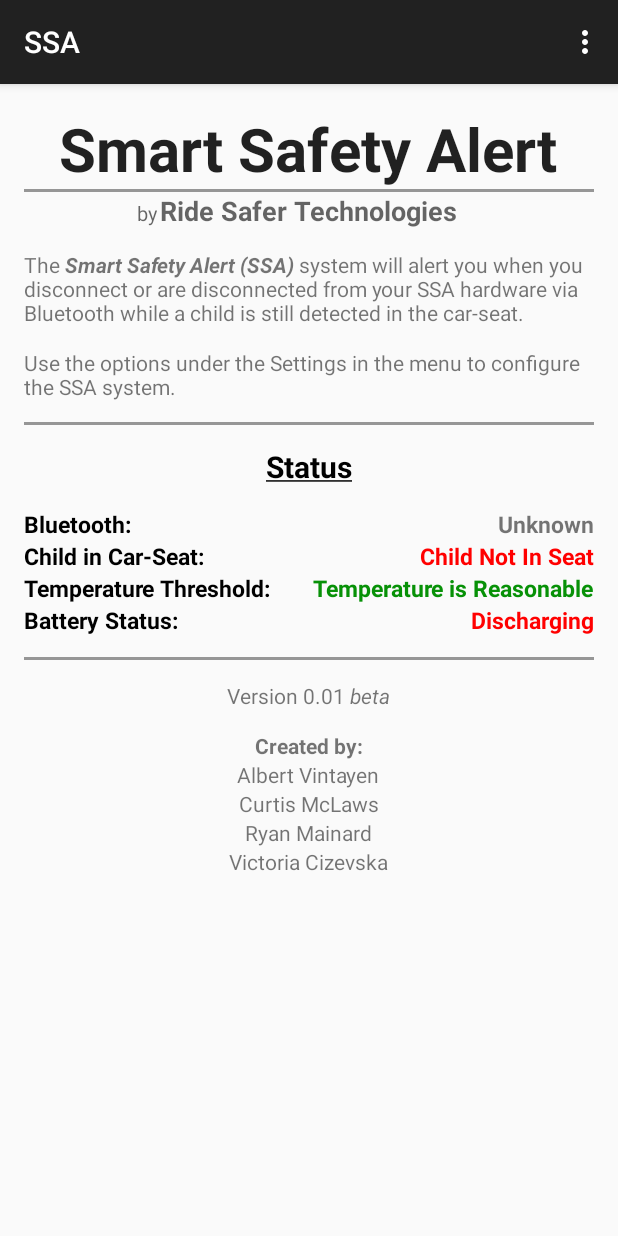
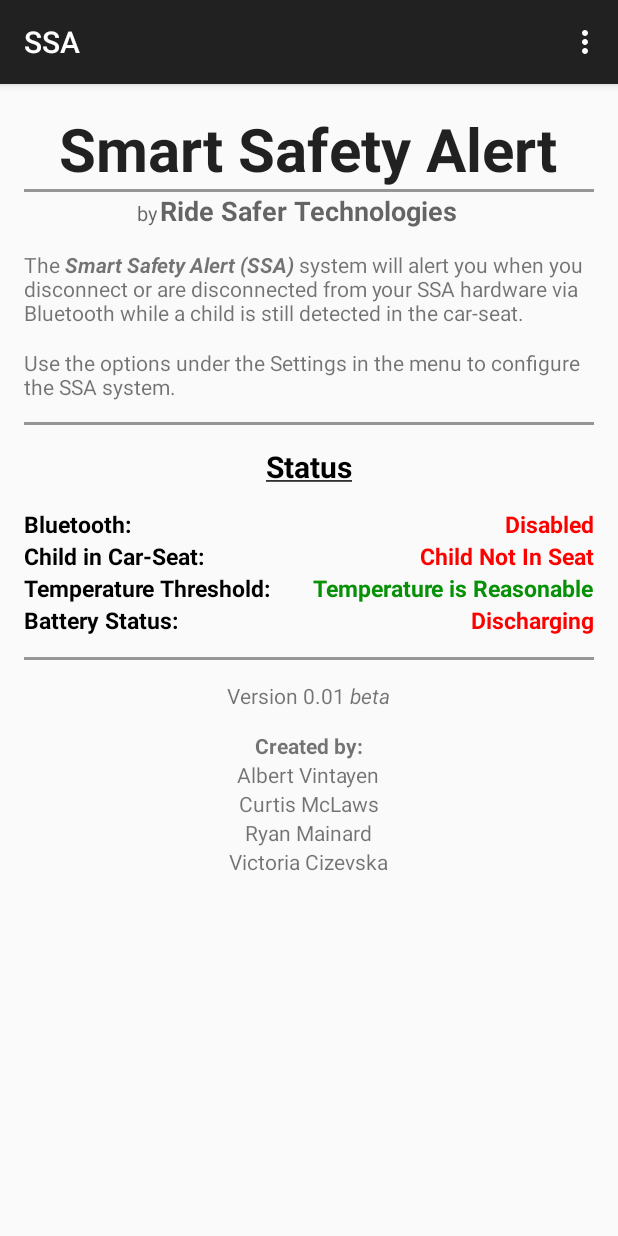
Before and after one commit to RideSafer-Technologies/SSA, an Android app: the screen it shows after launch (About_Main_Activity), on a phone screen of 412 x 824 dp. Run offline under Robolectric (Android 15) with nearby library versions, the phone set to English and light mode, and no system bars.

Commit message:
Stable Build with Bluetooth Detected

```diff
--- a/app/src/main/AndroidManifest.xml
+++ b/app/src/main/AndroidManifest.xml
@@ -4,6 +4,7 @@
 
     <uses-permission android:name="android.permission.VIBRATE" />
     <uses-permission android:name="android.permission.BLUETOOTH" />
+    <uses-permission android:name="android.permission.BLUETOOTH_ADMIN" />
 
     <application
         android:allowBackup="true"
--- a/app/src/main/java/com/ridesafertechnologies/ssa/About_Main_Activity.java
+++ b/app/src/main/java/com/ridesafertechnologies/ssa/About_Main_Activity.java
@@ -1,5 +1,6 @@
 package com.ridesafertechnologies.ssa;
 
+import android.bluetooth.BluetoothAdapter;
 import android.content.Intent;
 import android.graphics.Color;
 import android.os.Bundle;
@@ -86,8 +87,19 @@
             TextView temperatureTextView = (TextView) rootView.findViewById(R.id.is_temperature_threshold);
             TextView batteryTextView = (TextView) rootView.findViewById(R.id.is_battery_status);
 
+            BluetoothAdapter mBluetoothAdapter = BluetoothAdapter.getDefaultAdapter();
+
             //Set Text of 'bluetoothTextView' with attributes
-            bluetoothTextView.setText("Unknown");
+            if(mBluetoothAdapter == null) {
+                bluetoothTextView.setText("Your App Won't Work");
+                bluetoothTextView.setTextColor(Color.RED);
+            } else if (mBluetoothAdapter.isEnabled()) {
+                bluetoothTextView.setText("Enabled");
+                bluetoothTextView.setTextColor(Color.rgb(DK_GREEN_VAL_RED,DK_GREEN_VAL_GREEN,DK_GREEN_VAL_BLUE));
+            } else {
+                bluetoothTextView.setText("Disabled");
+                bluetoothTextView.setTextColor(Color.RED);
+            }
 
             //Set Text of 'childTextView' with attributes
             if(isChild) {
@@ -119,5 +131,4 @@
 
     } // END PlaceholderFragment
 
-
 } // END About_Main_Activity
```
